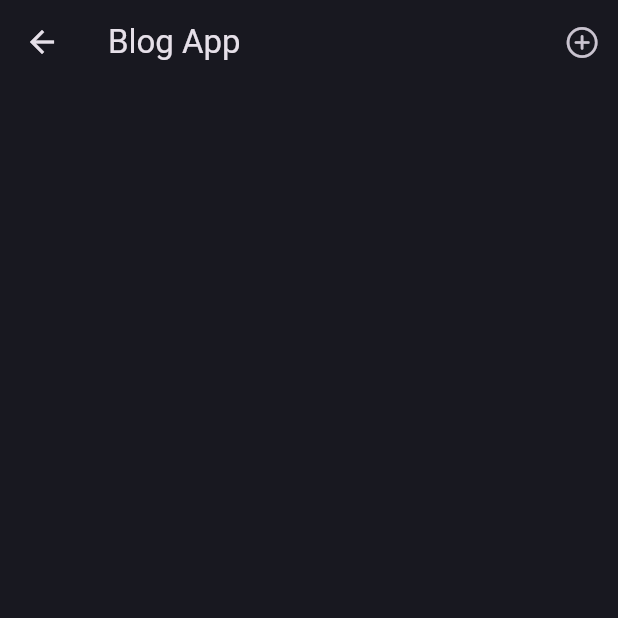
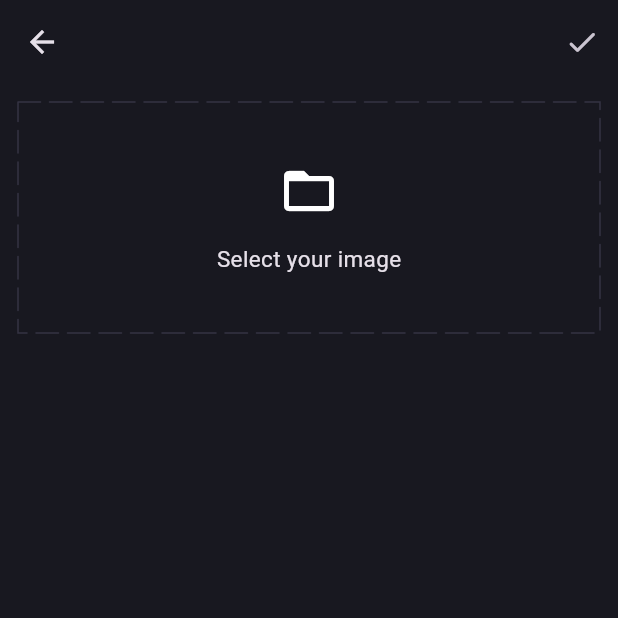
Before and after one commit to ritik6559/Echo, a Flutter app: the BlogScreen screen opened directly, after a tap on an icon or button, on a phone screen of 412 x 824 dp, the top half of it. Run offline on Flutter 3.47's test engine with Material 3 defaults, Android fonts, the phone set to English and light mode, and no system bars; drawn by our look-alikes of dotted_border; our stand-ins replace flutter_bloc, fpdart, get_it, supabase_flutter; accounts and stored records are empty.

Commit message:
adding add blog screen

```diff
--- /dev/null
+++ b/lib/features/blog/presentation/screens/add_blog_screen.dart
@@ -0,0 +1,65 @@
+import 'package:blog_app/core/theme/app_pallete.dart';
+import 'package:dotted_border/dotted_border.dart';
+import 'package:flutter/material.dart';
+
+class AddBlogScreen extends StatefulWidget {
+  const AddBlogScreen({super.key});
+
+  @override
+  State<AddBlogScreen> createState() => _AddBlogScreenState();
+}
+
+class _AddBlogScreenState extends State<AddBlogScreen> {
+  @override
+  Widget build(BuildContext context) {
+    return Scaffold(
+      appBar: AppBar(
+        actions: [
+          IconButton(
+            onPressed: () {},
+            icon: const Icon(
+              Icons.done_rounded,
+            ),
+          ),
+        ],
+      ),
+      body: SingleChildScrollView(
+        child: Padding(
+          padding: const EdgeInsets.all(12.0),
+          child: Column(
+            children: [
+              DottedBorder(
+                radius: const Radius.circular(20),
+                color: AppPallete.borderColor,
+                dashPattern: const [15,6],
+                strokeCap: StrokeCap.round,
+                child: Container(
+                  height: 150,
+                  width: double.infinity,
+                  child: const Column(
+                    mainAxisAlignment: MainAxisAlignment.center,
+                    children: [
+                      Icon(
+                        Icons.folder_open,
+                        size: 40,
+                      ),
+                      SizedBox(
+                        height: 15,
+                      ),
+                      Text(
+                        'Select your image',
+                        style: TextStyle(
+                          fontSize: 15,
+                        ),
+                      ),
+                    ],
+                  ),
+                ),
+              )
+            ],
+          ),
+        ),
+      ),
+    );
+  }
+}
--- a/lib/features/blog/presentation/screens/blog_screen.dart
+++ b/lib/features/blog/presentation/screens/blog_screen.dart
@@ -1,3 +1,4 @@
+import 'package:blog_app/features/blog/presentation/screens/add_blog_screen.dart';
 import 'package:flutter/cupertino.dart';
 import 'package:flutter/material.dart';
 
@@ -11,7 +12,13 @@ class BlogScreen extends StatelessWidget {
         title: const Text('Blog App'),
         actions: [
           IconButton(
-            onPressed: () {},
+            onPressed: () {
+              Navigator.of(context).push(
+                MaterialPageRoute(
+                  builder: (context) => const AddBlogScreen(),
+                ),
+              );
+            },
             icon: const Icon(
               CupertinoIcons.add_circled,
             ),
--- a/pubspec.yaml
+++ b/pubspec.yaml
@@ -39,6 +39,7 @@ dependencies:
   supabase_flutter: ^2.5.8
   flutter_bloc: ^8.1.6
   get_it: ^7.7.0
+  dotted_border: ^2.1.0
 
 dev_dependencies:
   flutter_test:
```
Also changed, not shown: pubspec.lock.
